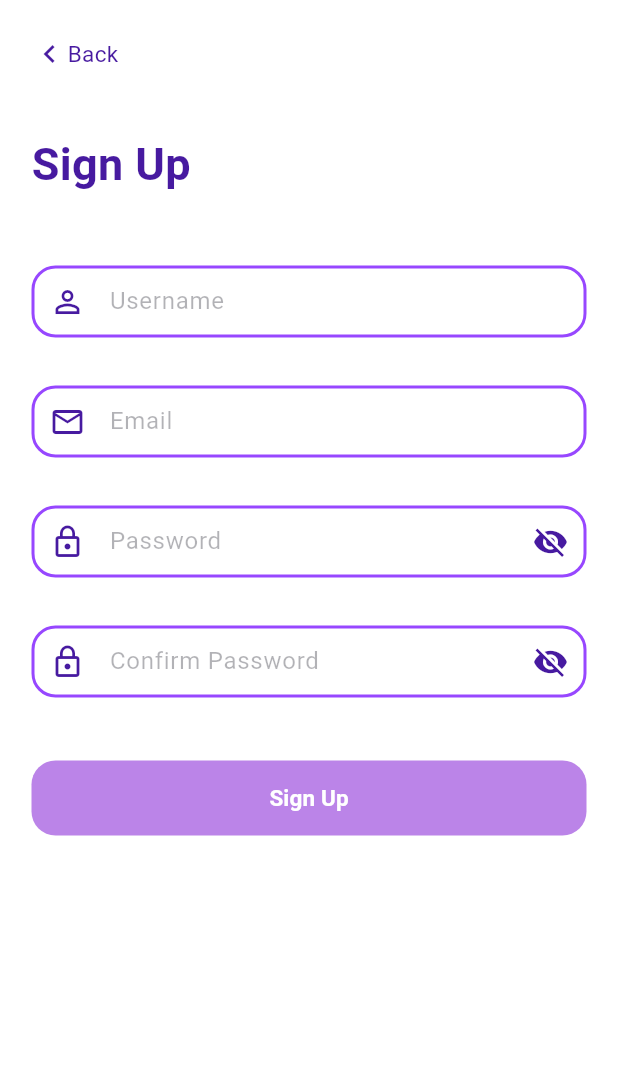
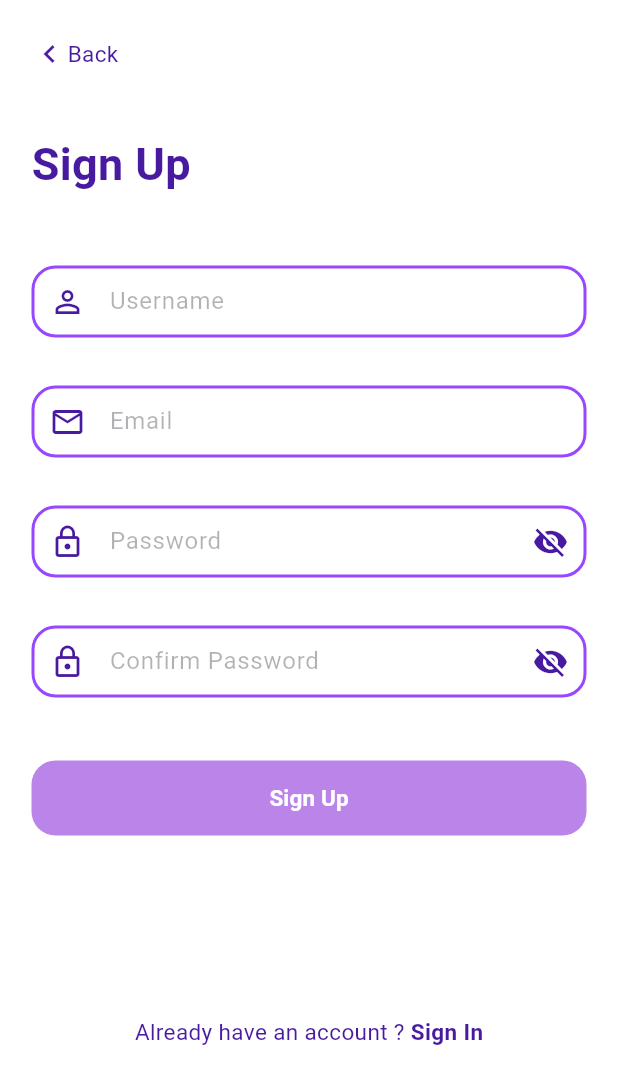
Before and after one commit to MartynaTyc/lab_mobilne, a Flutter app: the SignUpScreen screen opened directly, on a phone screen of 412 x 824 dp. Shown: the top 1084 px of the screen. Run offline on Flutter 3.47's test engine with Material 3 defaults, Android fonts, the phone set to English and light mode, and no system bars.

Commit message:
nawigacja z ekranu sign up do sign in

```diff
--- a/lib/screens/sign_up_screen.dart
+++ b/lib/screens/sign_up_screen.dart
@@ -131,6 +131,20 @@ class _SignUpScreenState extends State<SignUpScreen> {
                     shape: RoundedRectangleBorder(borderRadius: BorderRadius.circular(borderRadius)),),
                   child: const Text('Sign Up', style: TextStyle(fontSize: textFontSize, fontWeight: FontWeight.bold)),),),
 
+              const SizedBox(height: 120),
+              Center(
+                child: Row(
+                  mainAxisSize: MainAxisSize.min,
+                  children: [
+                    const Text('Already have an account ? ', style: TextStyle(fontSize: textFontSize, color: titleColor)),
+                    GestureDetector(
+                      onTap: () {
+                        Navigator.pop(context);
+                      },
+                      child: const Text('Sign In', style: TextStyle(fontSize: textFontSize, fontWeight: FontWeight.bold, color: titleColor)),),
+                  ],),),
+
+              const SizedBox(height: 24),
             ],),),),);
   }
 }
```
